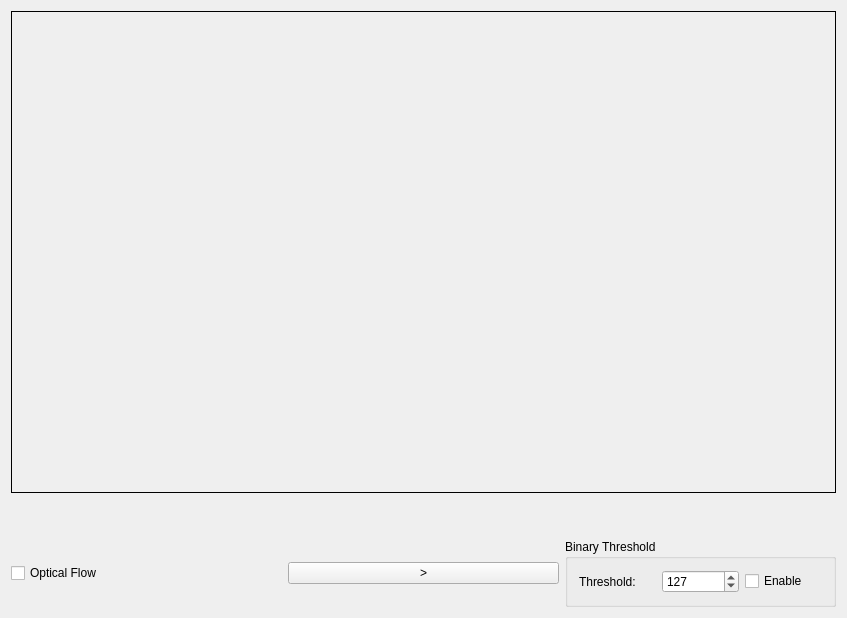
First picture: the form in ui/qcvwidget.ui, repository konsim83/QtOpenCV, before the edit.
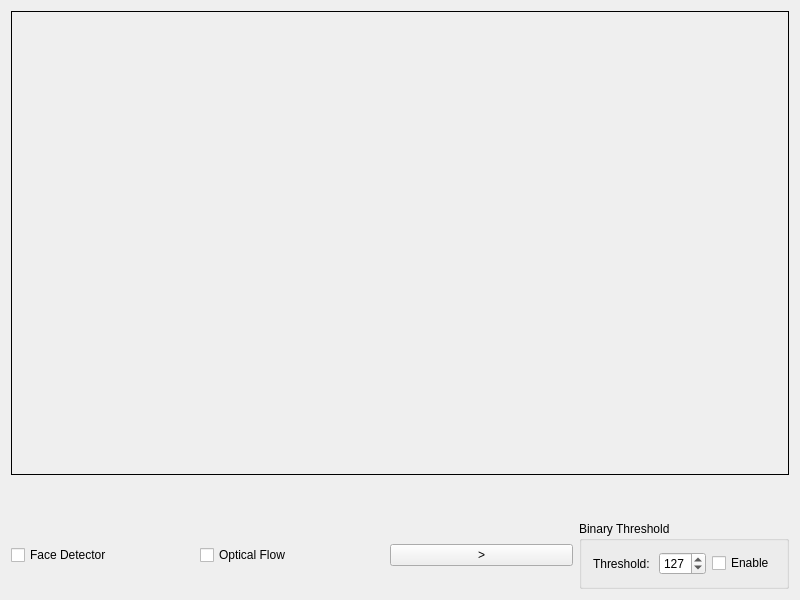
Second picture: the form after the edit.

Commit message: Implemented Viola-Jones face detector

What changed in the file:
```diff
--- a/ui/qcvwidget.ui
+++ b/ui/qcvwidget.ui
@@ -6,8 +6,8 @@
    <rect>
     <x>0</x>
     <y>0</y>
-    <width>847</width>
-    <height>618</height>
+    <width>800</width>
+    <height>600</height>
    </rect>
   </property>
   <property name="windowTitle">
@@ -50,6 +50,13 @@
      </item>
      <item>
       <layout class="QHBoxLayout" name="horizontalLayout_2">
+       <item>
+        <widget class="QCheckBox" name="checkBoxEnableFaceDetector">
+         <property name="text">
+          <string>Face Detector</string>
+         </property>
+        </widget>
+       </item>
        <item>
         <widget class="QCheckBox" name="checkBoxEnableOpticalFlow">
          <property name="text">
```
The commit also changes 25 other files.
